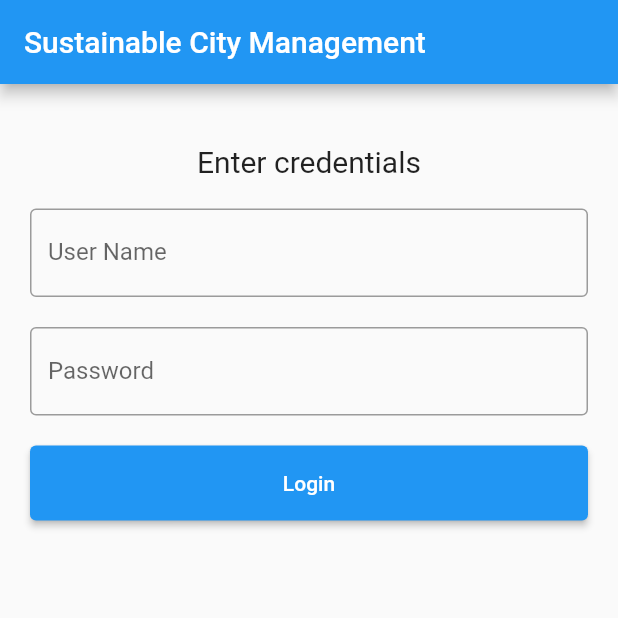
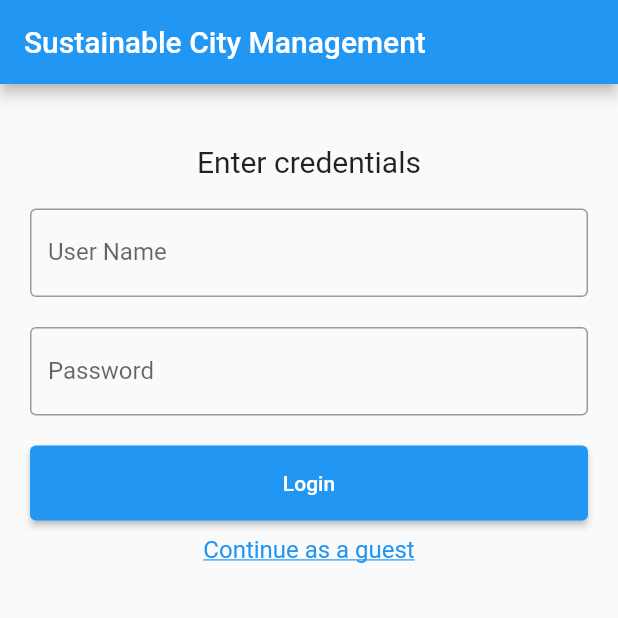
Before and after one commit to karinasalemks/ASE_Final_Project, a Flutter app: the screen it shows after launch, on a phone screen of 412 x 824 dp, the top half of it. Run offline on Flutter 3.47's test engine with Material 2 defaults, Android fonts, the phone set to English and light mode, and no system bars; drawn by our look-alikes of overlay_support; our stand-ins replace cloud_firestore, firebase_auth, firebase_core, geolocator, google_maps_flutter; missing offline and left inert: cloud_firestore_web, firebase_core_web, geolocator_web, google_maps_flutter_web; accounts and stored records are empty.

```diff
--- a/ase_group5_scm/lib/Routes/login.dart
+++ b/ase_group5_scm/lib/Routes/login.dart
@@ -1,8 +1,13 @@
+import 'package:ase_group5_scm/Components/SideMenu.dart';
+import 'package:firebase_auth/firebase_auth.dart';
 import 'package:flutter/cupertino.dart';
 import 'package:flutter/material.dart';
-import 'package:firebase_auth/firebase_auth.dart';
 import 'package:overlay_support/overlay_support.dart';
 
+/*
+* Login screen class is used to implement authentication of users
+*
+* */
 class loginScreen extends StatelessWidget {
   static const String _title = 'Sustainable City Management';
 
@@ -23,12 +28,15 @@ class MyStatefulWidget extends StatefulWidget {
 }
 
 class _MyStatefulWidgetState extends State<MyStatefulWidget> {
-  TextEditingController nameController = TextEditingController();
+  //user name field
+  TextEditingController userNameController = TextEditingController();
+
+  //password field
   TextEditingController passwordController = TextEditingController();
 
   @override
   Widget build(BuildContext context) {
-    return Padding(
+    return  Padding(
           padding: const EdgeInsets.all(10),
           child: ListView(children: <Widget>[
             Container(
@@ -45,7 +53,7 @@ class _MyStatefulWidgetState extends State<MyStatefulWidget> {
             Container(
               padding: const EdgeInsets.all(10),
               child: TextField(
-              controller: nameController,
+                controller: userNameController,
                 decoration: const InputDecoration(
                   border: OutlineInputBorder(),
                   labelText: 'User Name',
@@ -69,8 +77,7 @@ class _MyStatefulWidgetState extends State<MyStatefulWidget> {
                 child: ElevatedButton(
                     child: const Text('Login'),
                     onPressed: () {
-                    setState(() {
-                      signIn(nameController.text, passwordController.text)
+                      signIn(userNameController.text, passwordController.text)
                           .then((result) {
                         if (result == "success") {
                           Navigator.of(context).pushNamed("/dublinBikesMap");
@@ -80,14 +87,15 @@ class _MyStatefulWidgetState extends State<MyStatefulWidget> {
                                   'No Internet detected. Try again after connecting to internet',
                                   style: TextStyle(color: Colors.white)),
                               background: Colors.red);
-                        }else {
+                        } else {
                           return showDialog(
                             context: context,
                             builder: (BuildContext context) {
                               return AlertDialog(
                                 title: new Text("Invalid credentials!"),
-                                content: result == "unknown"?new Text("Empty username or password"):new Text(
-                                    result),
+                                content: result == "unknown"
+                                    ? new Text("Empty username or password")
+                                    : new Text(result),
                                 actions: <Widget>[
                                   new TextButton(
                                     child: new Text("OK"),
@@ -101,21 +109,40 @@ class _MyStatefulWidgetState extends State<MyStatefulWidget> {
                           );
                         }
                       });
-                    });
                     })),
+            Container(
+                alignment: Alignment.center,
+                padding: const EdgeInsets.all(10),
+                child: MouseRegion(
+                    cursor: SystemMouseCursors.click,
+                    child: new GestureDetector(
+                      onTap: () {
+                        Navigator.pushNamed(context, "/dublinBikesMap");
+                      },
+                      child: new Text(
+                        "Continue as a guest",
+                        style: TextStyle(
+                            fontSize: 16,
+                            color: Colors.blue,
+                            decoration: TextDecoration.underline),
+                      ),
+                    )))
           ]));
   }
 
+  /*
+  * signIn method is used to authenticate credentials with firebase
+  *
+  * @param String email
+  * @param String password
+  * @return Future<String> (success or auth message)
+  * */
   Future<String> signIn(String email, String password) async {
     try {
       await FirebaseAuth.instance
           .signInWithEmailAndPassword(email: email, password: password);
       return "success";
     } on FirebaseAuthException catch (e) {
-      print("====================================");
-      print(e.message);
-      print(e.code);
-      print("====================================");
       return e.code;
     }
   }
```
Also changed, not shown: ase_group5_scm/lib/Components/SideMenu.dart (added, +62 -0 lines), ase_group5_scm/lib/Routes/dublin_bikes_map.dart (+6 -1 lines). Lines whose indentation alone changed are shown as unchanged.
